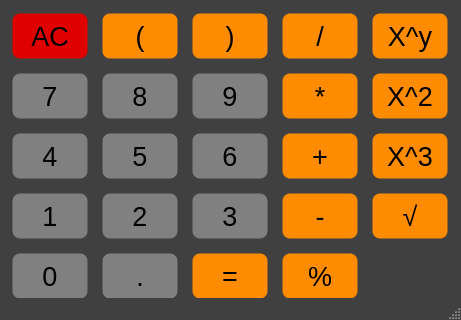
This is src/jcal.ui in itsjibel/Jcal as Qt 5 draws it before an edit; both pictures show x 0 to 461 and y 169 to 489 of the 461 by 489 pixel window. The edited form follows.
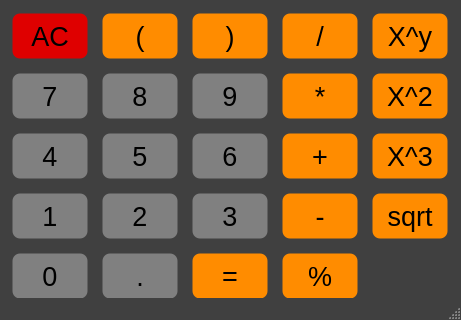
This is the edited form.

Commit message: Add 'sqrt' button

```diff
--- a/src/jcal.ui
+++ b/src/jcal.ui
@@ -1102,7 +1102,7 @@
 }</string>
     </property>
     <property name="text">
-     <string>√</string>
+     <string>sqrt</string>
     </property>
    </widget>
   </widget>
```
The commit also changes 3 other files.
